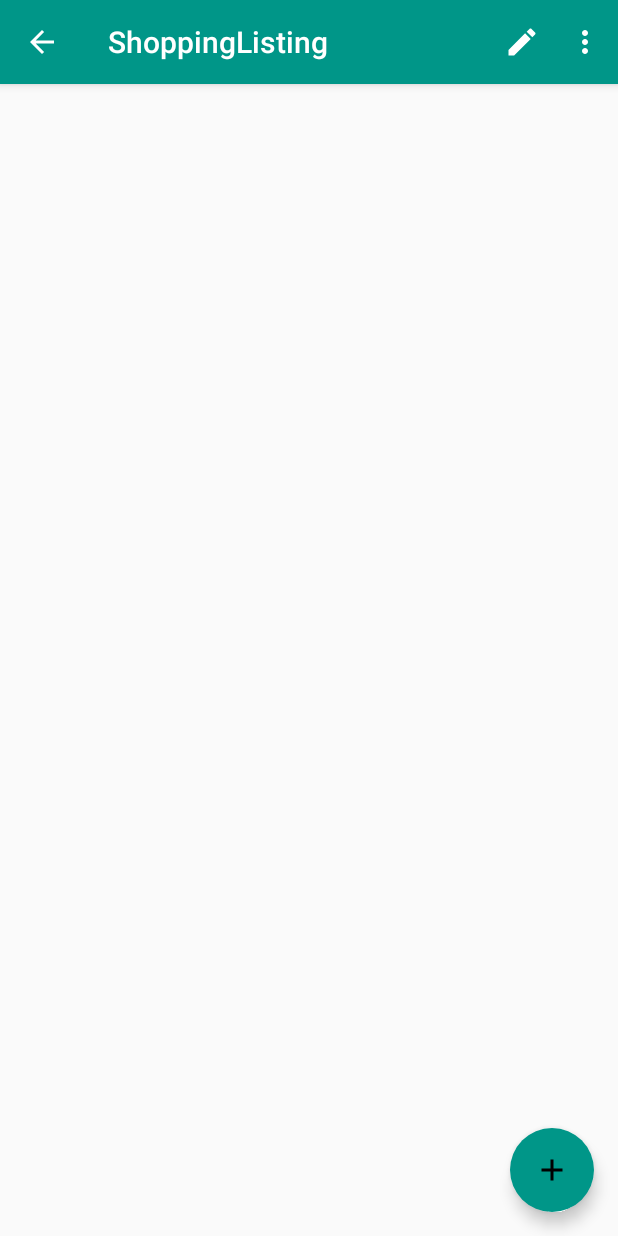
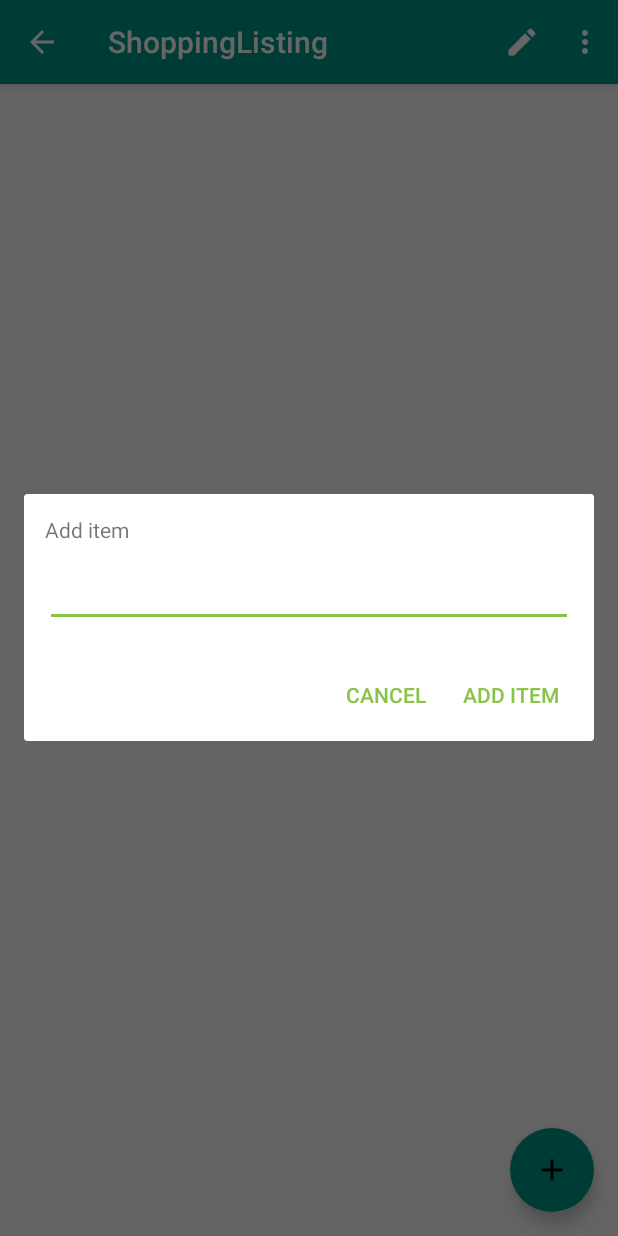
Before and after one commit to TrellixVulnTeam/shoppinglist_1H1I, an Android app: the ActiveShoppingListActivity screen opened directly, with no data from a screen before it, after a tap on an icon or button, on a phone screen of 412 x 824 dp. Run offline under Robolectric (Android 15) with nearby library versions, the phone set to English and light mode, and no system bars; our stand-ins replace Firebase (no records; nobody signed in at launch, a user with empty details on screens opened directly); 3 statements that could not run were skipped.

Commit message:
added active list

```diff
--- a/app/src/main/java/com/pandian/samuvel/shoppinglist/Activities/ActiveShoppingListActivity.java
+++ b/app/src/main/java/com/pandian/samuvel/shoppinglist/Activities/ActiveShoppingListActivity.java
@@ -1,5 +1,6 @@
 package com.pandian.samuvel.shoppinglist.Activities;
 
+import android.app.ProgressDialog;
 import android.content.DialogInterface;
 import android.content.Intent;
 import android.support.design.widget.FloatingActionButton;
@@ -13,13 +14,18 @@ import android.view.MenuInflater;
 import android.view.MenuItem;
 import android.view.View;
 import android.widget.EditText;
+import android.widget.HorizontalScrollView;
+import android.widget.ListView;
 import android.widget.Toast;
 
+import com.google.firebase.database.ChildEventListener;
 import com.google.firebase.database.DataSnapshot;
 import com.google.firebase.database.DatabaseError;
 import com.google.firebase.database.FirebaseDatabase;
 import com.google.firebase.database.ValueEventListener;
+import com.pandian.samuvel.shoppinglist.Adapter.ListItemAdapter;
 import com.pandian.samuvel.shoppinglist.Helper;
+import com.pandian.samuvel.shoppinglist.Model.ShoppingItemList;
 import com.pandian.samuvel.shoppinglist.Model.ShoppingList;
 import com.pandian.samuvel.shoppinglist.R;
 
@@ -28,12 +34,13 @@ import java.util.HashMap;
 
 public class ActiveShoppingListActivity extends AppCompatActivity {
     Toolbar toolbar;
-    EditText editList;
-    AlertDialog editDialog,removeDialog;
+    EditText editList,addItemText;
+    AlertDialog editDialog,removeDialog,addItemDialog;
     Intent intent;
     FloatingActionButton addItemFab;
     ShoppingList shoppingList;
-    EditText userInputCreateList;
+    ListItemAdapter listItemAdapter;
+    ListView addedListItem;
     @Override
     protected void onCreate(Bundle savedInstanceState) {
         super.onCreate(savedInstanceState);
@@ -43,17 +50,121 @@ public class ActiveShoppingListActivity extends AppCompatActivity {
         intent = getIntent();
         shoppingList = (ShoppingList) intent.getSerializableExtra("selectedList");
         addItemFab = findViewById(R.id.addItemFab);
+        addedListItem = findViewById(R.id.addedItemList);
 
+        LayoutInflater inflater = LayoutInflater.from(this);
+        View editPromptView = inflater.inflate(R.layout.prompt_edit_list,null);
+        View addListItemView =inflater.inflate(R.layout.prompt_create_listitem,null);
+        setEditPromptView(editPromptView);
+        setAddItemPrompView(addListItemView);
+        setSupportActionBar(toolbar);
+        setActivityTitle();
+        getSupportActionBar().setDisplayHomeAsUpEnabled(true);
+
+        final ProgressDialog dialog = new ProgressDialog(this);
+        dialog.setMessage("Loading...");
+        dialog.setProgress(ProgressDialog.STYLE_HORIZONTAL);
+        dialog.show();
+        if(checkListIsAvailable(dialog)) {
+            loadListItem(dialog);
+        }
         addItemFab.setOnClickListener(new View.OnClickListener() {
             @Override
             public void onClick(View view) {
+                addItemDialog.show();
+            }
+        });
+
+    }
+
+    private boolean checkListIsAvailable(final ProgressDialog dialog) {
+        final boolean[] check = {true};
+        FirebaseDatabase.getInstance().getReference().child("shoppingListItems").child(shoppingList.getKey()).addListenerForSingleValueEvent(new ValueEventListener() {
+            @Override
+            public void onDataChange(DataSnapshot dataSnapshot) {
+                if(!dataSnapshot.exists()){
+                    check[0] = false;
+                    dialog.dismiss();
+                    Toast.makeText(ActiveShoppingListActivity.this, "List is empty!", Toast.LENGTH_SHORT).show();
+                }
+            }
+
+            @Override
+            public void onCancelled(DatabaseError databaseError) {
 
             }
         });
+        return check[0];
+    }
 
-        LayoutInflater inflater = LayoutInflater.from(this);
-        View editPromptView = inflater.inflate(R.layout.edit_list_prompt,null);
+    private void loadListItem(final ProgressDialog dialog){
+        FirebaseDatabase.getInstance().getReference().child("shoppingListItems").child(shoppingList.getKey()).addChildEventListener(new ChildEventListener() {
+            final ArrayList<ShoppingItemList> list = new ArrayList<>();
+            @Override
+            public void onChildAdded(DataSnapshot dataSnapshot, String s) {
+                if(dataSnapshot!=null && dataSnapshot.getChildren()!=null){
+                    ShoppingItemList shoppingItemList = dataSnapshot.getValue(ShoppingItemList.class);
+                    shoppingItemList.setKey(dataSnapshot.getKey());
+                    list.add(shoppingItemList);
+                    listItemAdapter = new ListItemAdapter(list,ActiveShoppingListActivity.this,shoppingList.getKey());
+                    addedListItem.setAdapter(listItemAdapter);
+                    dialog.dismiss();
 
+                }
+            }
+
+            @Override
+            public void onChildChanged(DataSnapshot dataSnapshot, String s) {
+
+            }
+
+            @Override
+            public void onChildRemoved(DataSnapshot dataSnapshot) {
+                final ShoppingItemList shoppingItemList = dataSnapshot.getValue(ShoppingItemList.class);
+                shoppingItemList.setKey(dataSnapshot.getKey());
+                for(ShoppingItemList shoppingItemList1 : list){
+                    if(shoppingItemList.getKey().equals(shoppingItemList1.getKey())){
+                        list.remove(shoppingItemList1);
+                        listItemAdapter.notifyDataSetChanged();
+                        break;
+                    }
+                }
+            }
+
+            @Override
+            public void onChildMoved(DataSnapshot dataSnapshot, String s) {
+
+            }
+
+            @Override
+            public void onCancelled(DatabaseError databaseError) {
+
+            }
+        });
+    }
+    private void setAddItemPrompView(View addListItemView) {
+        AlertDialog.Builder builder = new AlertDialog.Builder(this);
+        builder.setView(addListItemView);
+        addItemText = addListItemView.findViewById(R.id.addItemListEditText);
+        builder.setPositiveButton("Add Item", new DialogInterface.OnClickListener() {
+            @Override
+            public void onClick(DialogInterface dialogInterface, int i) {
+                if(!addItemText.equals("")){
+                    Helper.addListItem(shoppingList.getKey(),addItemText.getText().toString());
+                    addItemText.setText("");
+                }
+            }
+        });
+        builder.setNegativeButton("Cancel", new DialogInterface.OnClickListener() {
+            @Override
+            public void onClick(DialogInterface dialogInterface, int i) {
+                return;
+            }
+        });
+        addItemDialog = builder.create();
+    }
+
+    private void setEditPromptView(View editPromptView) {
         AlertDialog.Builder builder = new AlertDialog.Builder(this);
         builder.setView(editPromptView);
         editList = editPromptView.findViewById(R.id.editListEt);
@@ -63,8 +174,6 @@ public class ActiveShoppingListActivity extends AppCompatActivity {
                 String editedListName = editList.getText().toString();
                 HashMap<String,Long> timeStampLastchanged = new HashMap<>();
                 timeStampLastchanged.put("timeStamp",System.currentTimeMillis());
-                //ShoppingList shoppingList = new ShoppingList(editedListName,"Anonymous",timeStampLastchanged);
-                //Helper.updateShoppingList(shoppingList);
                 Helper.updateShoppingList(shoppingList.getKey(),editedListName,timeStampLastchanged,shoppingList.getTimeStampCreated());
             }
         });
@@ -75,10 +184,6 @@ public class ActiveShoppingListActivity extends AppCompatActivity {
             }
         });
         editDialog = builder.create();
-        setSupportActionBar(toolbar);
-        setActivityTitle();
-        getSupportActionBar().setDisplayHomeAsUpEnabled(true);
-
     }
 
 
@@ -119,6 +224,7 @@ public class ActiveShoppingListActivity extends AppCompatActivity {
             }
         });
         removeDialog = builder.create();
+        removeDialog.show();
     }
 
     @Override
@@ -132,7 +238,6 @@ public class ActiveShoppingListActivity extends AppCompatActivity {
                 return true;
             case R.id.removeShoppingList:
                 showRemoveListPrompt();
-                removeDialog.show();
                 return true;
             default:
                 return super.onOptionsItemSelected(item);
--- a/app/src/main/java/com/pandian/samuvel/shoppinglist/Activities/MainActivity.java
+++ b/app/src/main/java/com/pandian/samuvel/shoppinglist/Activities/MainActivity.java
@@ -11,7 +11,6 @@ import android.support.v4.view.ViewPager;
 import android.support.v7.app.AlertDialog;
 import android.support.v7.app.AppCompatActivity;
 import android.os.Bundle;
-import android.support.v7.widget.ActivityChooserView;
 import android.support.v7.widget.Toolbar;
 import android.view.LayoutInflater;
 import android.view.View;
@@ -20,11 +19,9 @@ import android.widget.Toast;
 
 
 import com.google.firebase.database.DatabaseReference;
-import com.google.firebase.database.FirebaseDatabase;
 import com.pandian.samuvel.shoppinglist.Fragments.MealsFragment;
 import com.pandian.samuvel.shoppinglist.Fragments.ShoppingListFragment;
 import com.pandian.samuvel.shoppinglist.Helper;
-import com.pandian.samuvel.shoppinglist.Model.ShoppingList;
 import com.pandian.samuvel.shoppinglist.R;
 
 import java.util.ArrayList;
@@ -60,7 +57,7 @@ public class MainActivity extends AppCompatActivity {
         tabLayout.setupWithViewPager(viewPager);
 
         LayoutInflater inflater = LayoutInflater.from(this);
-        View promptView = inflater.inflate(R.layout.create_list_prompt,null);
+        View promptView = inflater.inflate(R.layout.prompt_create_list,null);
 
         final AlertDialog.Builder builder = new AlertDialog.Builder(this);
         builder.setView(promptView);
--- a/app/src/main/res/layout/activity_active_shopping_list.xml
+++ b/app/src/main/res/layout/activity_active_shopping_list.xml
@@ -19,6 +19,8 @@
             />
     </android.support.design.widget.AppBarLayout>
 
+    <include layout="@layout/content_added_list"/>
+
     <android.support.design.widget.FloatingActionButton
         android:id="@+id/addItemFab"
         android:layout_width="wrap_content"
--- a/app/src/main/res/layout/content_added_list.xml
+++ b/app/src/main/res/layout/content_added_list.xml
@@ -10,5 +10,6 @@
         android:id="@+id/addedItemList"
         android:layout_width="match_parent"
         android:layout_height="match_parent"
+        android:layout_marginTop="?attr/actionBarSize"
         />
 </LinearLayout>
--- /dev/null
+++ b/app/src/main/res/layout/prompt_create_listitem.xml
@@ -0,0 +1,23 @@
+<?xml version="1.0" encoding="utf-8"?>
+<RelativeLayout xmlns:android="http://schemas.android.com/apk/res/android"
+     android:layout_width="match_parent"
+    android:layout_height="match_parent"
+    android:padding="14dp"
+    android:gravity="center">
+    <TextView
+        android:id="@+id/listitemTextView"
+        android:layout_width="wrap_content"
+        android:layout_height="wrap_content"
+        android:text="Add item"
+        android:paddingBottom="10dp"
+        android:textSize="14sp"/>
+    <EditText
+        android:id="@+id/addItemListEditText"
+        android:layout_width="match_parent"
+        android:layout_height="wrap_content"
+        android:layout_below="@id/listitemTextView"
+        >
+        <requestFocus/>
+    </EditText>
+
+</RelativeLayout>
--- a/build.gradle
+++ b/build.gradle
@@ -8,7 +8,7 @@ buildscript {
     }
     dependencies {
         classpath 'com.google.gms:google-services:3.1.0'
-        classpath 'com.android.tools.build:gradle:3.0.0'
+        classpath 'com.android.tools.build:gradle:3.0.1'
 
 
         // NOTE: Do not place your application dependencies here; they belong
```
Also changed, not shown: app/src/main/java/com/pandian/samuvel/shoppinglist/Adapter/ListItemAdapter.java (added, +91 -0 lines), app/src/main/java/com/pandian/samuvel/shoppinglist/Fragments/ShoppingListFragment.java (+10 -6 lines), app/src/main/java/com/pandian/samuvel/shoppinglist/Helper.java (+11 -10 lines), app/src/main/java/com/pandian/samuvel/shoppinglist/Model/ShoppingItemList.java (+19 -1 lines), app/src/main/res/drawable/ic_delete_black_24dp.xml (added, +9 -0 lines), app/src/main/res/layout/rowview_list_item.xml (added, +19 -0 lines), app/src/main/res/layout/prompt_create_list.xml (renamed from app/src/main/res/layout/create_list_prompt.xml), app/src/main/res/layout/prompt_edit_list.xml (renamed from app/src/main/res/layout/edit_list_prompt.xml).
